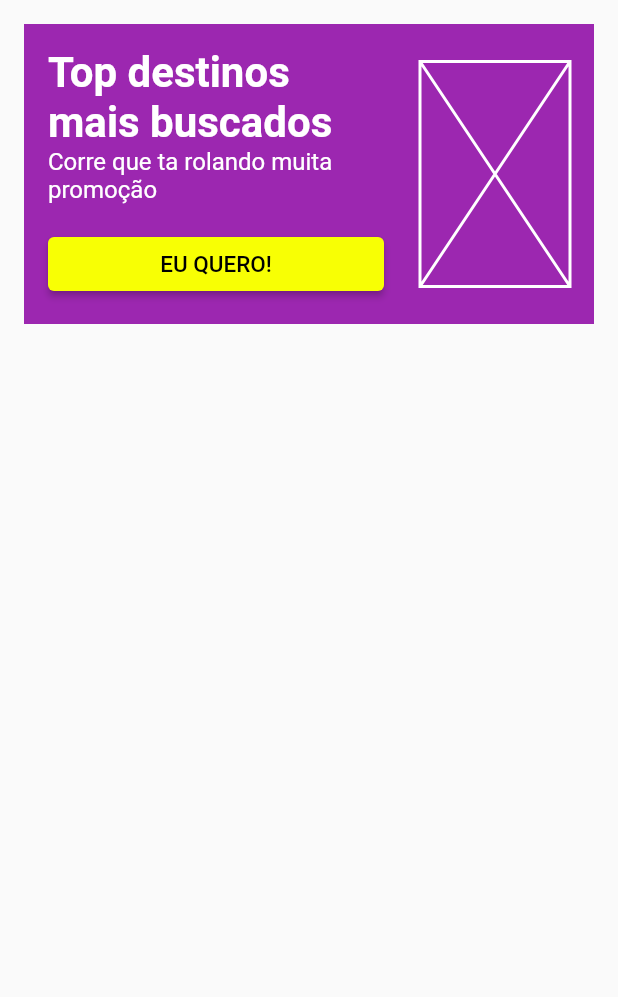
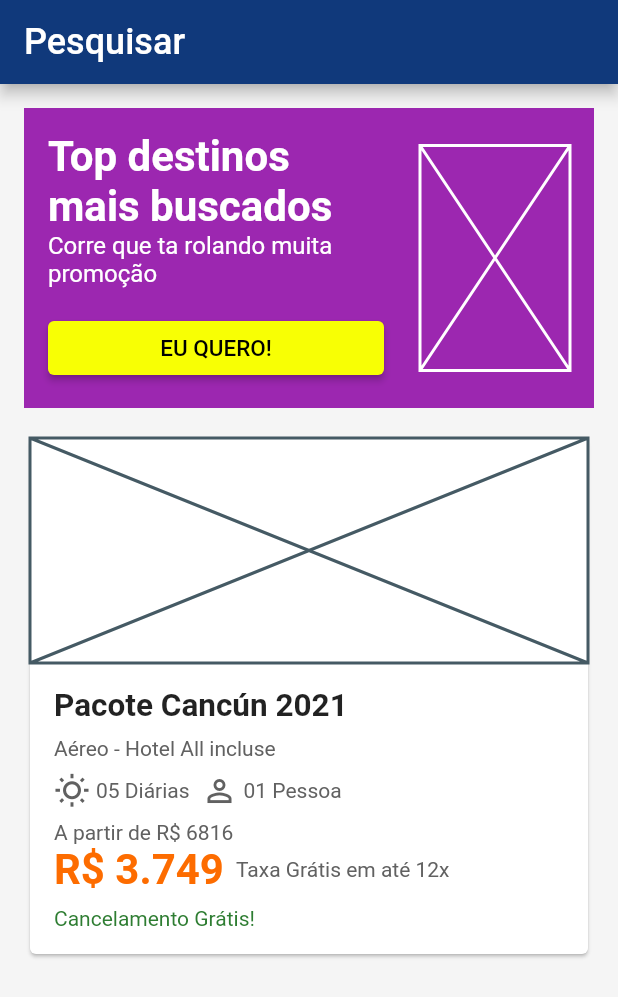
Before and after one commit to Ronaldo913/aula_913, a Flutter app: the screen it shows after launch, on a phone screen of 412 x 824 dp. Shown: the top 997 px of the screen. Run offline on Flutter 3.47's test engine with Material 2 defaults, Android fonts, the phone set to English and light mode, and no system bars.

Commit message:
Aula 07 - Interfaces Gráficas - 16/05
Nesta aula foram abordados elementos de interface gráfica por meio do  desenvolvimento de telas semelhantes ao aplicativo Hotel Urbano.

```diff
--- a/lib/home_page.dart
+++ b/lib/home_page.dart
@@ -11,10 +11,22 @@ class _HomePageState extends State<HomePage> {
   @override
   Widget build(BuildContext context) {
     return Scaffold(
-      body: ListView(
-        children: [
-          Container(
-              margin: const EdgeInsets.all(16),
+      backgroundColor: Colors.grey[100],
+      appBar: AppBar(
+        centerTitle: false,
+        backgroundColor: Color(0xFF10397B),
+        title: Text(
+          'Pesquisar',
+          style: TextStyle(
+            fontSize: 24
+          ),
+        ),
+      ),
+      body: Padding(
+        padding: const EdgeInsets.all(16.0),
+        child: ListView(
+          children: [
+            Container(
               padding: const EdgeInsets.all(16),
               color: Colors.purple,
               child: Row(
@@ -62,8 +74,88 @@ class _HomePageState extends State<HomePage> {
                   )
                 ],
               ),
-          )
-        ],
+            ),
+            const SizedBox(height: 16),
+            Card(
+              child: Column(
+                children: [
+                  const Placeholder(fallbackHeight: 150),
+                  Padding(
+                    padding: const EdgeInsets.all(16.0),
+                    child: Column(
+                      crossAxisAlignment: CrossAxisAlignment.start,
+                      children: [
+                        const Text(
+                          'Pacote Cancún 2021',
+                          style: TextStyle(
+                            fontSize: 21,
+                            fontWeight: FontWeight.bold,
+                          ),
+                        ),
+                        const SizedBox(height: 8),
+                        Text(
+                          'Aéreo - Hotel All incluse',
+                          style: TextStyle(color: Colors.grey[700]),
+                        ),
+                        const SizedBox(height: 8),
+                        Row(
+                          children: [
+                            Icon(
+                              Icons.wb_sunny_outlined,
+                              color: Colors.grey[700],
+                            ),
+                            SizedBox(width: 4),
+                            Text(
+                              '05 Diárias',
+                              style: TextStyle(color: Colors.grey[700]),
+                            ),
+                            SizedBox(width: 8),
+                            Icon(
+                              Icons.person_outline,
+                              color: Colors.grey[700],
+                            ),
+                            SizedBox(width: 4),
+                            Text(
+                              '01 Pessoa',
+                              style: TextStyle(color: Colors.grey[700]),
+                            ),
+                          ],
+                        ),
+                        const SizedBox(height: 8),
+                        Text(
+                          'A partir de R\$ 6816',
+                          style: TextStyle(color: Colors.grey[700]),
+                        ),
+                        Row(
+                          children: [
+                            const Text(
+                              'R\$ 3.749',
+                              style: TextStyle(
+                                fontSize: 28,
+                                fontWeight: FontWeight.bold,
+                                color: Color(0xFFFD6C00),
+                              ),
+                            ),
+                            SizedBox(width: 8),
+                            Text(
+                              'Taxa Grátis em até 12x',
+                              style: TextStyle(color: Colors.grey[700]),
+                            ),
+                          ],
+                        ),
+                        const SizedBox(height: 8),
+                        Text(
+                          'Cancelamento Grátis!',
+                          style: TextStyle(color: Colors.green[800]),
+                        ),
+                      ],
+                    ),
+                  )
+                ],
+              ),
+            ),
+          ],
+        ),
       ),
     );
   }
```
